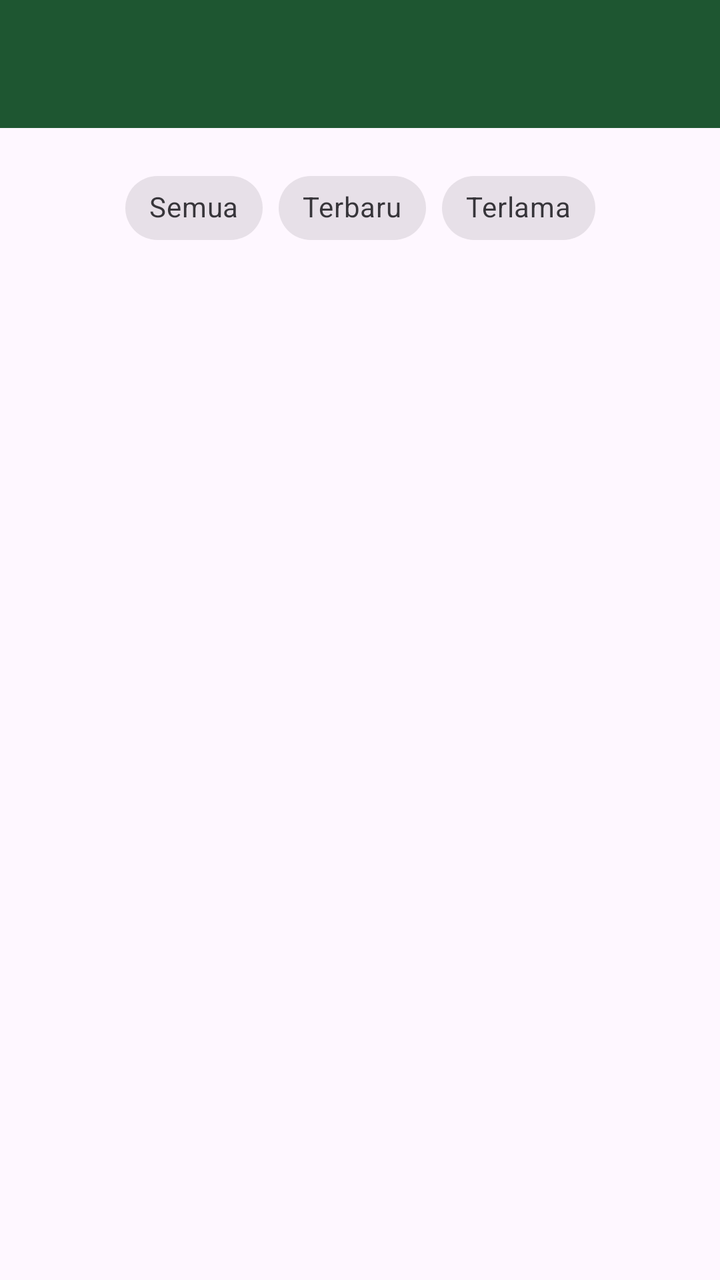
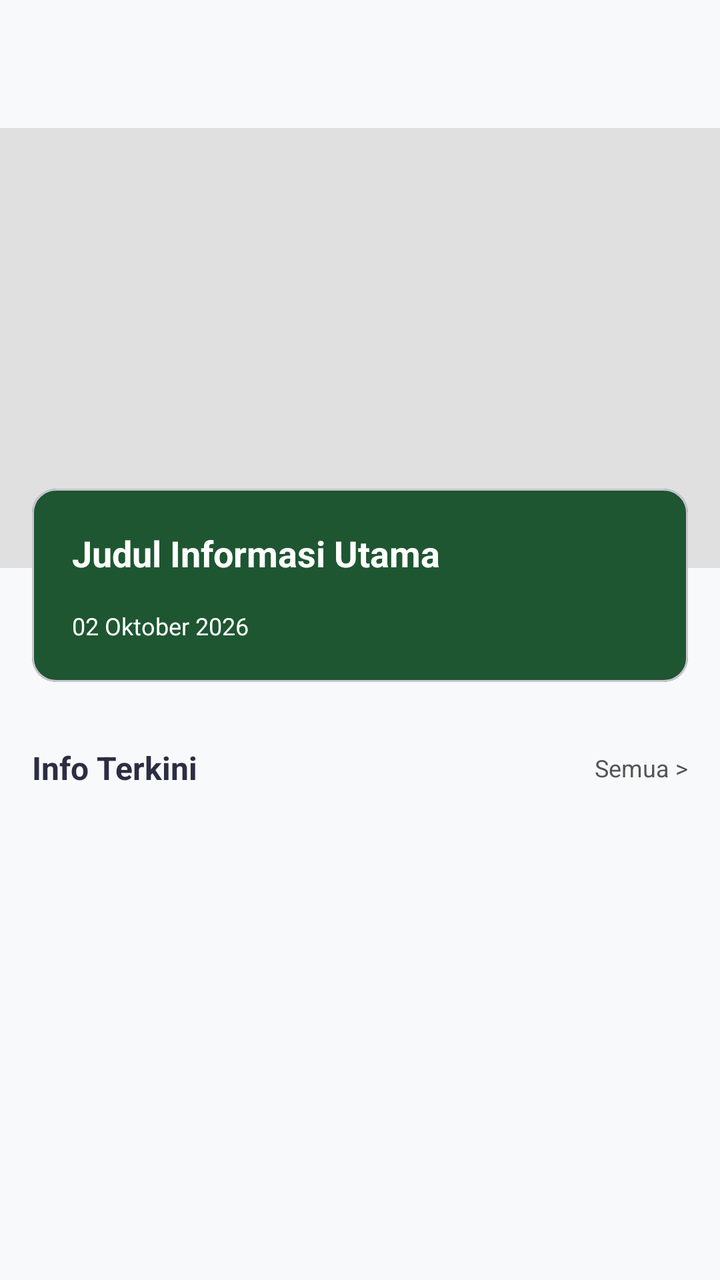

Before-and-after screenshots of an Android layout around one commit, followed by the original layout XML and the change that was made.
<!-- AndroidManifest.xml: application theme Theme.Abil -->
<!-- res/layout/fragment_informasi.xml -->
<?xml version="1.0" encoding="utf-8"?>
<androidx.constraintlayout.widget.ConstraintLayout xmlns:android="http://schemas.android.com/apk/res/android"
    xmlns:app="http://schemas.android.com/apk/res-auto"
    xmlns:tools="http://schemas.android.com/tools"
    android:id="@+id/coordinatorLayout"
    android:layout_width="match_parent"
    android:layout_height="match_parent"
    tools:context=".Informasi.InformasiFragment">


    <androidx.appcompat.widget.Toolbar
        android:id="@+id/toolbar"
        android:layout_width="0dp"
        android:layout_height="wrap_content"
        android:background="@color/heritageGreen"
        app:layout_constraintEnd_toEndOf="parent"
        app:layout_constraintStart_toStartOf="parent"
        app:layout_constraintTop_toTopOf="parent"
        app:layout_scrollFlags="scroll|enterAlways"
        app:subtitleTextColor="@color/slateDark"
        app:titleTextColor="@android:color/white" />


    <com.google.android.material.chip.ChipGroup
        android:id="@+id/chipGroupFilter"
        android:layout_width="wrap_content"
        android:layout_height="wrap_content"
        android:layout_marginTop="16dp"
        app:layout_constraintEnd_toEndOf="parent"
        app:layout_constraintStart_toStartOf="parent"
        app:layout_constraintTop_toBottomOf="@id/toolbar"
        app:selectionRequired="true"
        app:singleSelection="true">

        <com.google.android.material.chip.Chip
            android:id="@+id/chipSemua"
            style="@style/Widget.MaterialComponents.Chip.Filter"
            android:layout_width="wrap_content"
            android:layout_height="wrap_content"
            android:checkable="true"
            android:text="Semua" />

        <com.google.android.material.chip.Chip
            android:id="@+id/chipTerbaru"
            style="@style/Widget.MaterialComponents.Chip.Filter"
            android:layout_width="wrap_content"
            android:layout_height="wrap_content"
            android:checkable="true"
            android:text="Terbaru" />

        <com.google.android.material.chip.Chip
            android:id="@+id/chipTerlama"
            style="@style/Widget.MaterialComponents.Chip.Filter"
            android:layout_width="wrap_content"
            android:layout_height="wrap_content"
            android:checkable="true"
            android:text="Terlama" />
    </com.google.android.material.chip.ChipGroup>

    <ListView
        android:id="@+id/listViewItems"
        android:layout_width="wrap_content"
        android:layout_height="wrap_content"
        android:layout_marginTop="80dp"
        app:layout_behavior="@string/appbar_scrolling_view_behavior"
        app:layout_constraintStart_toStartOf="@+id/toolbar"
        app:layout_constraintTop_toBottomOf="@+id/toolbar" />

</androidx.constraintlayout.widget.ConstraintLayout>
<!-- resources referenced by this layout -->
<resources>
  <color name="heritageGreen">#1E5631</color>
  <color name="slateDark">#2B2D42</color>
  <style name="Theme.Abil" parent="Base.Theme.Abil" />
  <style name="Base.Theme.Abil" parent="Theme.Material3.DayNight.NoActionBar">
          
          
      </style>
</resources>

<!-- the commit's change to res/layout/fragment_informasi.xml (unified diff, before → after) -->
@@ -1,69 +1,106 @@
 <?xml version="1.0" encoding="utf-8"?>
-<androidx.constraintlayout.widget.ConstraintLayout xmlns:android="http://schemas.android.com/apk/res/android"
+<androidx.core.widget.NestedScrollView xmlns:android="http://schemas.android.com/apk/res/android"
     xmlns:app="http://schemas.android.com/apk/res-auto"
     xmlns:tools="http://schemas.android.com/tools"
-    android:id="@+id/coordinatorLayout"
     android:layout_width="match_parent"
     android:layout_height="match_parent"
+    android:background="#F8F9FA"
     tools:context=".Informasi.InformasiFragment">
 
+    <androidx.constraintlayout.widget.ConstraintLayout
+        android:layout_width="match_parent"
+        android:layout_height="wrap_content">
 
-    <androidx.appcompat.widget.Toolbar
-        android:id="@+id/toolbar"
-        android:layout_width="0dp"
-        android:layout_height="wrap_content"
-        android:background="@color/heritageGreen"
-        app:layout_constraintEnd_toEndOf="parent"
-        app:layout_constraintStart_toStartOf="parent"
-        app:layout_constraintTop_toTopOf="parent"
-        app:layout_scrollFlags="scroll|enterAlways"
-        app:subtitleTextColor="@color/slateDark"
-        app:titleTextColor="@android:color/white" />
+        <androidx.appcompat.widget.Toolbar
+            android:id="@+id/toolbar"
+            android:layout_width="match_parent"
+            android:layout_height="wrap_content"
+            android:background="#F8F9FA"
+            app:layout_constraintTop_toTopOf="parent"
+            app:titleTextColor="#2B2D42" />
 
+        
+        <ImageView
+            android:id="@+id/imgHighlight"
+            android:layout_width="match_parent"
+            android:layout_height="220dp"
+            android:background="#E0E0E0"
+            app:layout_constraintTop_toBottomOf="@id/toolbar" />
 
-    <com.google.android.material.chip.ChipGroup
-        android:id="@+id/chipGroupFilter"
-        android:layout_width="wrap_content"
-        android:layout_height="wrap_content"
-        android:layout_marginTop="16dp"
-        app:layout_constraintEnd_toEndOf="parent"
-        app:layout_constraintStart_toStartOf="parent"
-        app:layout_constraintTop_toBottomOf="@id/toolbar"
-        app:selectionRequired="true"
-        app:singleSelection="true">
+        
+        <com.google.android.material.card.MaterialCardView
+            android:id="@+id/cardHighlight"
+            android:layout_width="match_parent"
+            android:layout_height="wrap_content"
+            android:layout_marginHorizontal="16dp"
+            android:layout_marginTop="-40dp"
+            app:cardBackgroundColor="#1E5631"
+            app:cardCornerRadius="12dp"
+            app:layout_constraintTop_toBottomOf="@id/imgHighlight">
 
-        <com.google.android.material.chip.Chip
-            android:id="@+id/chipSemua"
-            style="@style/Widget.MaterialComponents.Chip.Filter"
+            <LinearLayout
+                android:layout_width="match_parent"
+                android:layout_height="wrap_content"
+                android:orientation="vertical"
+                android:padding="20dp">
+
+                <TextView
+                    android:id="@+id/txtJudulHighlight"
+                    android:layout_width="match_parent"
+                    android:layout_height="wrap_content"
+                    android:text="Judul Informasi Utama"
+                    android:textColor="@android:color/white"
+                    android:textSize="18sp"
+                    android:textStyle="bold" />
+
+                <TextView
+                    android:id="@+id/txtTanggalHighlight"
+                    android:layout_width="wrap_content"
+                    android:layout_height="wrap_content"
+                    android:layout_marginTop="16dp"
+                    android:text="02 Oktober 2026"
+                    android:textColor="@android:color/white"
+                    android:textSize="12sp" />
+            </LinearLayout>
+        </com.google.android.material.card.MaterialCardView>
+
+        
+        <TextView
+            android:id="@+id/txtHeaderTerkini"
             android:layout_width="wrap_content"
             android:layout_height="wrap_content"
-            android:checkable="true"
-            android:text="Semua" />
+            android:layout_marginStart="16dp"
+            android:layout_marginTop="32dp"
+            android:text="Info Terkini"
+            android:textColor="#2B2D42"
+            android:textSize="16sp"
+            android:textStyle="bold"
+            app:layout_constraintStart_toStartOf="parent"
+            app:layout_constraintTop_toBottomOf="@id/cardHighlight" />
 
-        <com.google.android.material.chip.Chip
-            android:id="@+id/chipTerbaru"
-            style="@style/Widget.MaterialComponents.Chip.Filter"
+        <TextView
+            android:id="@+id/txtLihatSemua"
             android:layout_width="wrap_content"
             android:layout_height="wrap_content"
-            android:checkable="true"
-            android:text="Terbaru" />
+            android:layout_marginEnd="16dp"
+            android:text="Semua >"
+            android:textColor="#555555"
+            android:textSize="12sp"
+            app:layout_constraintBottom_toBottomOf="@id/txtHeaderTerkini"
+            app:layout_constraintEnd_toEndOf="parent"
+            app:layout_constraintTop_toTopOf="@id/txtHeaderTerkini" />
 
-        <com.google.android.material.chip.Chip
-            android:id="@+id/chipTerlama"
-            style="@style/Widget.MaterialComponents.Chip.Filter"
-            android:layout_width="wrap_content"
+        
+        <androidx.recyclerview.widget.RecyclerView
+            android:id="@+id/rvInfoTerkini"
+            android:layout_width="match_parent"
             android:layout_height="wrap_content"
-            android:checkable="true"
-            android:text="Terlama" />
-    </com.google.android.material.chip.ChipGroup>
+            android:layout_marginTop="16dp"
+            android:layout_marginBottom="32dp"
+            android:clipToPadding="false"
+            android:paddingHorizontal="16dp"
+            app:layout_constraintBottom_toBottomOf="parent"
+            app:layout_constraintTop_toBottomOf="@id/txtHeaderTerkini" />
 
-    <ListView
-        android:id="@+id/listViewItems"
-        android:layout_width="wrap_content"
-        android:layout_height="wrap_content"
-        android:layout_marginTop="80dp"
-        app:layout_behavior="@string/appbar_scrolling_view_behavior"
-        app:layout_constraintStart_toStartOf="@+id/toolbar"
-        app:layout_constraintTop_toBottomOf="@+id/toolbar" />
-
-</androidx.constraintlayout.widget.ConstraintLayout>
+    </androidx.constraintlayout.widget.ConstraintLayout>
+</androidx.core.widget.NestedScrollView>
<!-- resource entries referenced after the edit -->
@@ -1,7 +1,5 @@
 <!-- resources referenced by this layout -->
 <resources>
-  <color name="heritageGreen">#1E5631</color>
-  <color name="slateDark">#2B2D42</color>
   <style name="Theme.Abil" parent="Base.Theme.Abil" />
   <style name="Base.Theme.Abil" parent="Theme.Material3.DayNight.NoActionBar">
           
